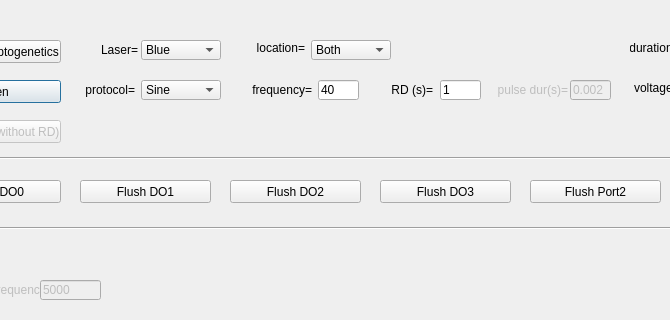
AllenNeuralDynamics/dynamic-foraging-task, file src/foraging_gui/CalibrationLaser.ui: the form before one commit; both pictures show x 130 to 800 and y 0 to 320 of the 1272 by 863 pixel window.
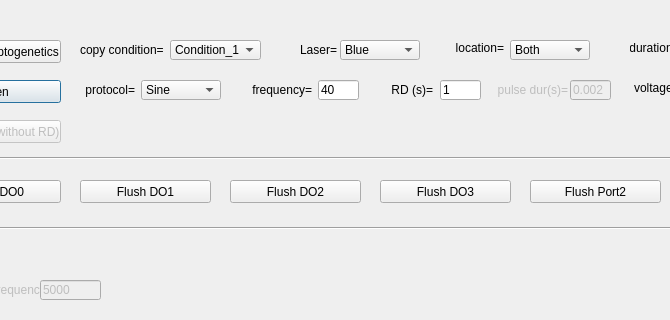
The form after the commit.

Commit message: Added copy condition

```diff
--- a/src/foraging_gui/CalibrationLaser.ui
+++ b/src/foraging_gui/CalibrationLaser.ui
@@ -72,7 +72,7 @@
   <widget class="QComboBox" name="Location_1">
    <property name="geometry">
     <rect>
-     <x>441</x>
+     <x>640</x>
      <y>40</y>
      <width>80</width>
      <height>20</height>
@@ -194,7 +194,7 @@
   <widget class="QComboBox" name="LaserColor_1">
    <property name="geometry">
     <rect>
-     <x>271</x>
+     <x>470</x>
      <y>40</y>
      <width>80</width>
      <height>20</height>
@@ -230,7 +230,7 @@
   <widget class="QLabel" name="label1_1">
    <property name="geometry">
     <rect>
-     <x>231</x>
+     <x>430</x>
      <y>40</y>
      <width>41</width>
      <height>20</height>
@@ -299,7 +299,7 @@
   <widget class="QLabel" name="label1_2">
    <property name="geometry">
     <rect>
-     <x>387</x>
+     <x>586</x>
      <y>40</y>
      <width>48</width>
      <height>16</height>
@@ -914,6 +914,61 @@
     <bool>false</bool>
    </property>
   </widget>
+  <widget class="QComboBox" name="CopyCondition">
+   <property name="geometry">
+    <rect>
+     <x>300</x>
+     <y>40</y>
+     <width>91</width>
+     <height>20</height>
+    </rect>
+   </property>
+   <property name="sizePolicy">
+    <sizepolicy hsizetype="Expanding" vsizetype="Expanding">
+     <horstretch>0</horstretch>
+     <verstretch>0</verstretch>
+    </sizepolicy>
+   </property>
+   <item>
+    <property name="text">
+     <string>Condition_1</string>
+    </property>
+   </item>
+   <item>
+    <property name="text">
+     <string>Condition_2</string>
+    </property>
+   </item>
+   <item>
+    <property name="text">
+     <string>Condition_3</string>
+    </property>
+   </item>
+   <item>
+    <property name="text">
+     <string>Condition_4</string>
+    </property>
+   </item>
+  </widget>
+  <widget class="QLabel" name="label1_3">
+   <property name="geometry">
+    <rect>
+     <x>210</x>
+     <y>40</y>
+     <width>91</width>
+     <height>20</height>
+    </rect>
+   </property>
+   <property name="sizePolicy">
+    <sizepolicy hsizetype="Expanding" vsizetype="Expanding">
+     <horstretch>0</horstretch>
+     <verstretch>0</verstretch>
+    </sizepolicy>
+   </property>
+   <property name="text">
+    <string>copy condition=</string>
+   </property>
+  </widget>
  </widget>
  <resources/>
  <connections/>
```
